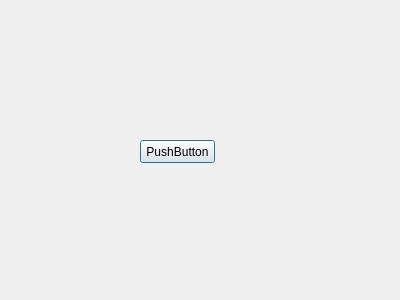
First picture: the form in src/BreakDialog.ui, repository mrexodia/WorkraveQt, before the edit.
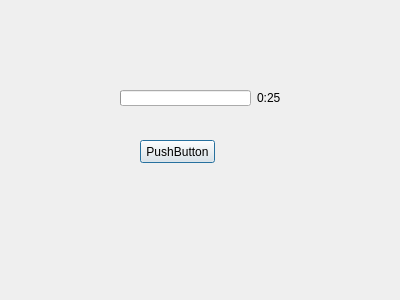
Second picture: the form after the edit. Icons and pictures are not drawn.

Commit message: Implement working micro break system

```diff
--- a/src/BreakDialog.ui
+++ b/src/BreakDialog.ui
@@ -30,6 +30,44 @@
     <string>PushButton</string>
    </property>
   </widget>
+  <widget class="QWidget" name="">
+   <property name="geometry">
+    <rect>
+     <x>120</x>
+     <y>90</y>
+     <width>161</width>
+     <height>16</height>
+    </rect>
+   </property>
+   <layout class="QHBoxLayout" name="horizontalLayout">
+    <item>
+     <widget class="QProgressBar" name="progressBarTimer">
+      <property name="minimum">
+       <number>0</number>
+      </property>
+      <property name="value">
+       <number>0</number>
+      </property>
+      <property name="textVisible">
+       <bool>false</bool>
+      </property>
+      <property name="invertedAppearance">
+       <bool>false</bool>
+      </property>
+      <property name="format">
+       <string>%p%</string>
+      </property>
+     </widget>
+    </item>
+    <item>
+     <widget class="QLabel" name="labelTimer">
+      <property name="text">
+       <string>0:25</string>
+      </property>
+     </widget>
+    </item>
+   </layout>
+  </widget>
  </widget>
  <resources>
   <include location="resources.qrc"/>
```
The commit also changes 4 other files.
